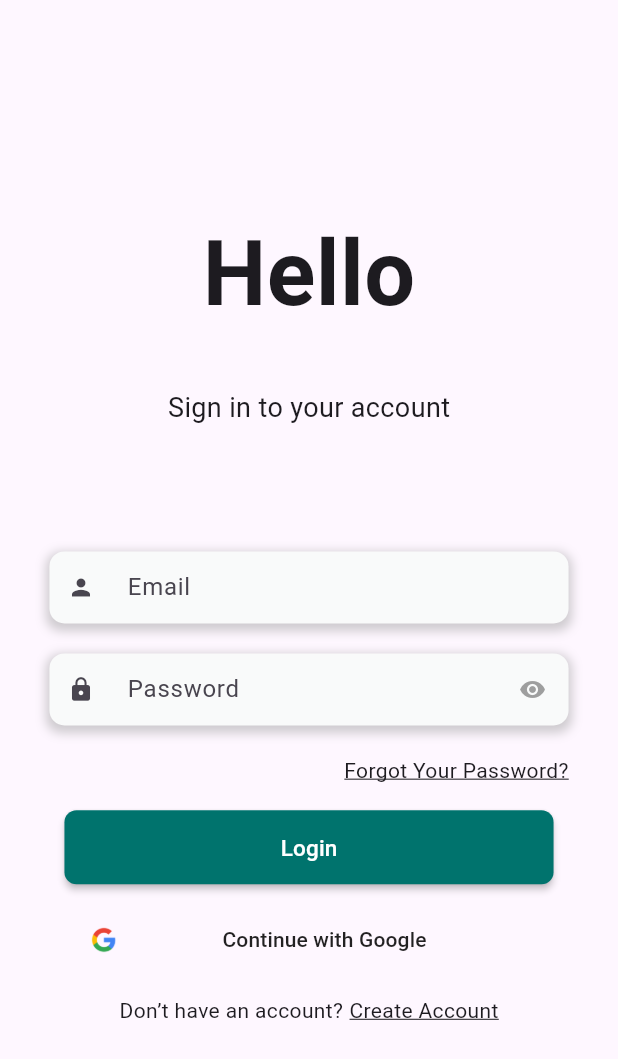
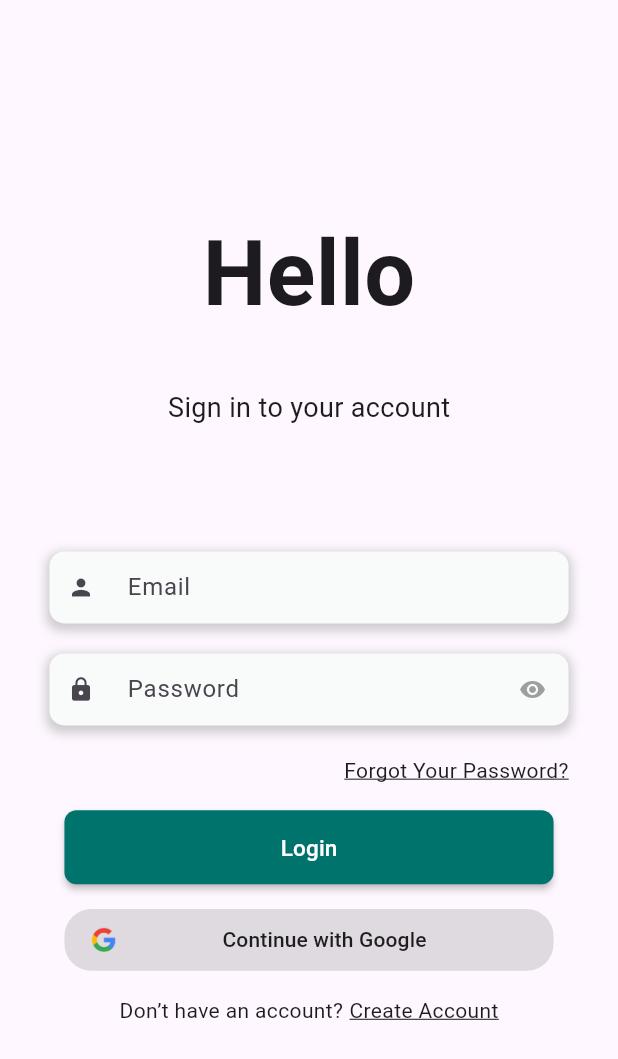
Before and after one commit to YGU-G2/Terhal-amjedAlshahthi, a Flutter app: the screen it shows after launch, on a phone screen of 412 x 824 dp. Shown: the top 1059 px of the screen. Run offline on Flutter 3.47's test engine with Material 3 defaults, Android fonts, the phone set to English and light mode, and no system bars; drawn by our look-alikes of flutter_form_builder; our stand-ins replace cloud_firestore, firebase_auth, firebase_core, flutter_spinkit, form_builder_validators, get and 1 more; accounts and stored records are empty; generated files the repository leaves out were written again.

Commit message:
signup firebase finshed changed

```diff
--- a/lib/form/controls/data.dart
+++ b/lib/form/controls/data.dart
@@ -42,6 +42,7 @@ class Data extends StatelessWidget {
       child: FormBuilderTextField(
         key: key,
         name: name,
+        style: TextStyle(color: Colors.black),
         readOnly: readOnly,
         initialValue: initialValue,
         decoration: Palette.formFieldDecoration(
--- a/lib/main.dart
+++ b/lib/main.dart
@@ -30,7 +30,7 @@ class TerhalApp extends StatelessWidget {
   Widget build(BuildContext context) {
     return GetMaterialApp(
       debugShowCheckedModeBanner: false,
-      localizationsDelegates: [
+      localizationsDelegates: const [
         AppLocalizations.delegate, // this one was missing
         GlobalMaterialLocalizations.delegate,
         GlobalWidgetsLocalizations.delegate,
--- /dev/null
+++ b/lib/models/users.dart
@@ -0,0 +1,27 @@
+import 'package:flutter/material.dart';
+
+class Users {
+  String? userFirstName;
+  String? userLastName;
+  String? userName;
+  String? email;
+  String? password;
+  DateTime? userDate;
+  String? gender;
+  String? travelCompanion;
+  String? healthAndSafety;
+  bool? needStroller;
+
+  Users({
+    required this.userFirstName,
+    required this.userLastName,
+    required this.userName,
+    required this.email,
+    required this.password,
+    required this.userDate,
+    required this.gender,
+    required this.travelCompanion,
+    required this.healthAndSafety,
+    required this.needStroller,
+  });
+}
--- a/lib/pages/signin_page/signin_form.dart
+++ b/lib/pages/signin_page/signin_form.dart
@@ -6,9 +6,9 @@ import 'package:flutter_form_builder/flutter_form_builder.dart';
 // import 'package:terhal/controllers/theme_controller.dart';
 import 'package:terhal/form/controls/data.dart';
 import 'package:terhal/form/controls/password.dart';
-// import 'package:terhal/controllers/firebase_auth_controller.dart';
 import 'package:terhal/widgets/button.dart';
-// import 'package:terhal/widgets/loading.dart';
+import 'package:terhal/widgets/loading.dart';
+import 'package:terhal/controllers/firebase_auth_controller.dart';
 
 class SignInForm extends StatefulWidget {
   const SignInForm({
@@ -25,7 +25,8 @@ class SignInForm extends StatefulWidget {
 }
 
 class _SignInFormState extends State<SignInForm> {
-  // final FirebaseAuthController authController = Get.find();
+  final FirebaseAuthController authController =
+      Get.put(FirebaseAuthController());
   // final ThemeController themeController = Get.find();
 
   @override
@@ -61,10 +62,10 @@ class _SignInFormState extends State<SignInForm> {
 
   void _handleSignIn() async {
     if (widget.formKey.currentState!.saveAndValidate()) {
-      // await authController.signInWithEmailAndPassword(
-      //   widget.formKey.currentState!.value['email'],
-      //   widget.formKey.currentState!.value['password'],
-      // );
+      await authController.signInWithEmailAndPassword(
+        widget.formKey.currentState!.value['email'],
+        widget.formKey.currentState!.value['password'],
+      );
     }
   }
 
@@ -106,10 +107,14 @@ class _SignInFormState extends State<SignInForm> {
     );
   }
 
-  Button _buildSignInButton() {
-    return Button(
-      text: widget.appLocalizations!.login,
-      onPressed: _handleSignIn,
+  Obx _buildSignInButton() {
+    return Obx(
+      () => authController.isLoading.value
+          ? Loading.circle
+          : Button(
+              text: widget.appLocalizations!.login,
+              onPressed: _handleSignIn,
+            ),
     );
   }
 
@@ -118,10 +123,15 @@ class _SignInFormState extends State<SignInForm> {
       padding: const EdgeInsets.fromLTRB(10, 0, 10, 0),
       height: Get.height * 0.05,
       child: MaterialButton(
+        color: Colors.black12,
+        focusElevation: 0,
+        hoverElevation: 0,
+        highlightElevation: 0,
+        elevation: 0,
         onPressed: () async {
-          // await authController
-          //     .signInWithGoogle()
-          //     .then((value) => Get.offAllNamed('home'));
+          await authController.signInWithGoogle().then(
+                (value) => Get.offAllNamed('home'),
+              );
         },
         shape: RoundedRectangleBorder(
           borderRadius: BorderRadius.circular(18.0),
--- a/lib/pages/signup_page.dart/signup_page.dart
+++ b/lib/pages/signup_page.dart/signup_page.dart
@@ -19,8 +19,8 @@ class _SignUpPageState extends State<SignUpPage> {
     final appLocalizations = AppLocalizations.of(context);
 
     return Scaffold(
-      body: Column(
-        mainAxisAlignment: MainAxisAlignment.center,
+      body: ListView(
+        // mainAxisAlignment: MainAxisAlignment.center,
         children: [
           Center(
             child: Column(
--- /dev/null
+++ b/lib/widgets/loading.dart
@@ -0,0 +1,14 @@
+import 'package:flutter/material.dart';
+import 'package:flutter_spinkit/flutter_spinkit.dart';
+import 'package:terhal/utils/constants.dart';
+
+class Loading {
+  static const Widget fadingCube = SpinKitFadingCube(
+    color: Constants.primaryColor,
+    size: 40.0,
+  );
+  static const Widget circle = SpinKitCircle(
+    color: Constants.primaryColor,
+    size: 40.0,
+  );
+}
```
Also changed, not shown: lib/controllers/firebase_auth_controller.dart (added, +75 -0 lines), lib/exceptions/auth_exceptions.dart (added, +137 -0 lines), lib/l10n/app_ar.arb (+6 -1 lines), lib/l10n/app_en.arb (+7 -1 lines), lib/pages/signup_page.dart/signup_form.dart (+117 -23 lines), lib/utils/alert.dart (added, +15 -0 lines), pubspec.yaml (+3 -27 lines), lib/firebase_options.dart, lib/form/palette.dart (line endings or trailing spaces), pubspec.lock, 10 other files.
